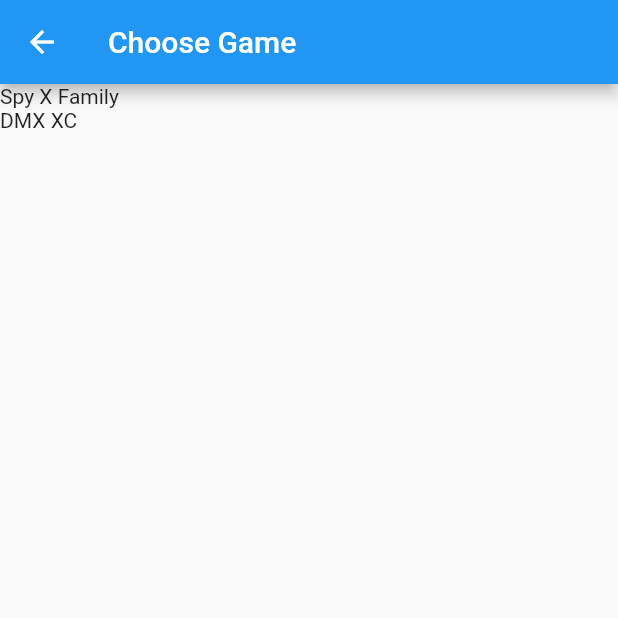
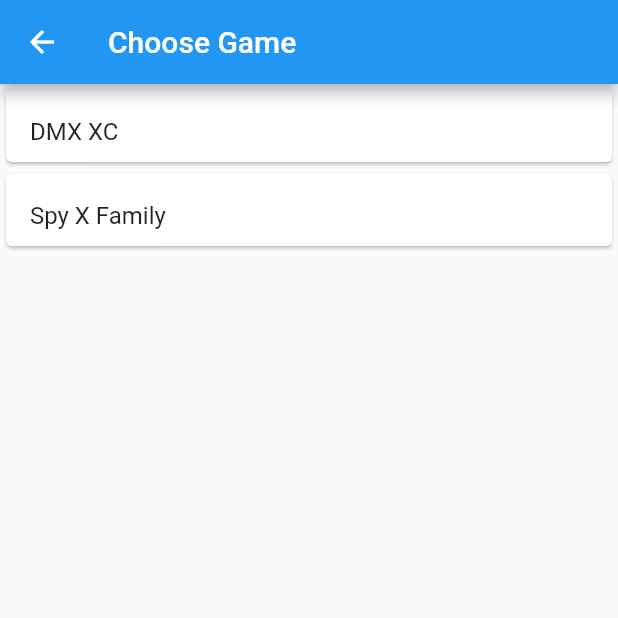
Before and after one commit to chairbender/my-virtual-pet-collection, a Flutter app: the AddTrackedShellPage screen opened directly, on a phone screen of 412 x 824 dp, the top half of it. Run offline on Flutter 3.47's test engine with Material 2 defaults, Android fonts, the phone set to English and light mode, and no system bars; our stand-ins replace dart_mappable, get_it, isar; accounts and stored records are empty; generated files the repository leaves out were written again.

Commit message:
WIP "add shell"

```diff
--- a/lib/add_tracked_shell_page.dart
+++ b/lib/add_tracked_shell_page.dart
@@ -1,13 +1,15 @@
 import 'package:flutter/material.dart';
 import 'package:my_virtual_pet_collection/game/game_dao.dart';
 import '../main.dart';
+import 'game/game.dart';
 
+// TODO: sort list alphabetically
+// TODO: make it searchable (prefix)
 class AddTrackedShellPage extends StatelessWidget {
-  final GameDAO gameDAO;
+  final List<Game> games;
 
   AddTrackedShellPage({super.key}) :
-    gameDAO = getIt.get<GameDAO>();
-
+        games = _sortGames(getIt.get<GameDAO>());
 
   @override
   Widget build(BuildContext context) {
@@ -16,10 +18,26 @@
         title: const Text('Choose Game'),
       ),
       body: Center(
-        child: ListView(
-          children: gameDAO.gameList.games.map((e) => Text(e.names.name())).toList()
+        child: ListView.builder(
+          itemCount: games.length,
+          prototypeItem: ListTile(
+            title: Text(games.first.names.name())
+          ),
+          itemBuilder: (context, index) {
+            return Card(
+                child: ListTile(
+                  title: Text(games[index].names.name()),
+                )
+            );
+          },
         )
       ),
     );
   }
+
+  static List<Game> _sortGames(GameDAO gameDAO) {
+    final result = List<Game>.from(gameDAO.gameList.games);
+    result.sort((a, b) => a.names.name().compareTo(b.names.name()));
+    return result;
+  }
 }
--- a/lib/game/game.dart
+++ b/lib/game/game.dart
@@ -36,6 +36,7 @@
 
   const Names(this.en, this.enShort, this.ja, this.romaji);
 
+  // TODO: allow user prefs to specify naming prefs
   String name() {
     return enShort ?? en ?? ja ?? romaji ?? "<UNKNOWN>";
   }
```
